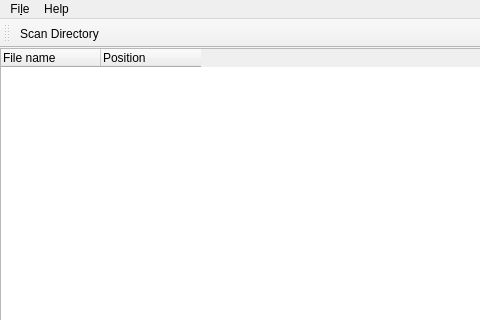
The window that mainwindow.ui (rbkn99/text_searcher) describes before a commit, drawn with Qt 5; both pictures show x 0 to 480 and y 0 to 320 of the 1024 by 768 pixel window.
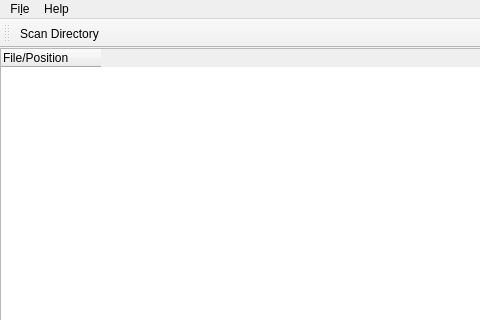
The same window after the commit.

Diff of the .ui file:
```diff
--- a/mainwindow.ui
+++ b/mainwindow.ui
@@ -39,12 +39,7 @@
         </attribute>
         <column>
          <property name="text">
-          <string>File name</string>
-         </property>
-        </column>
-        <column>
-         <property name="text">
-          <string>Position</string>
+          <string>File/Position</string>
          </property>
         </column>
        </widget>
```
